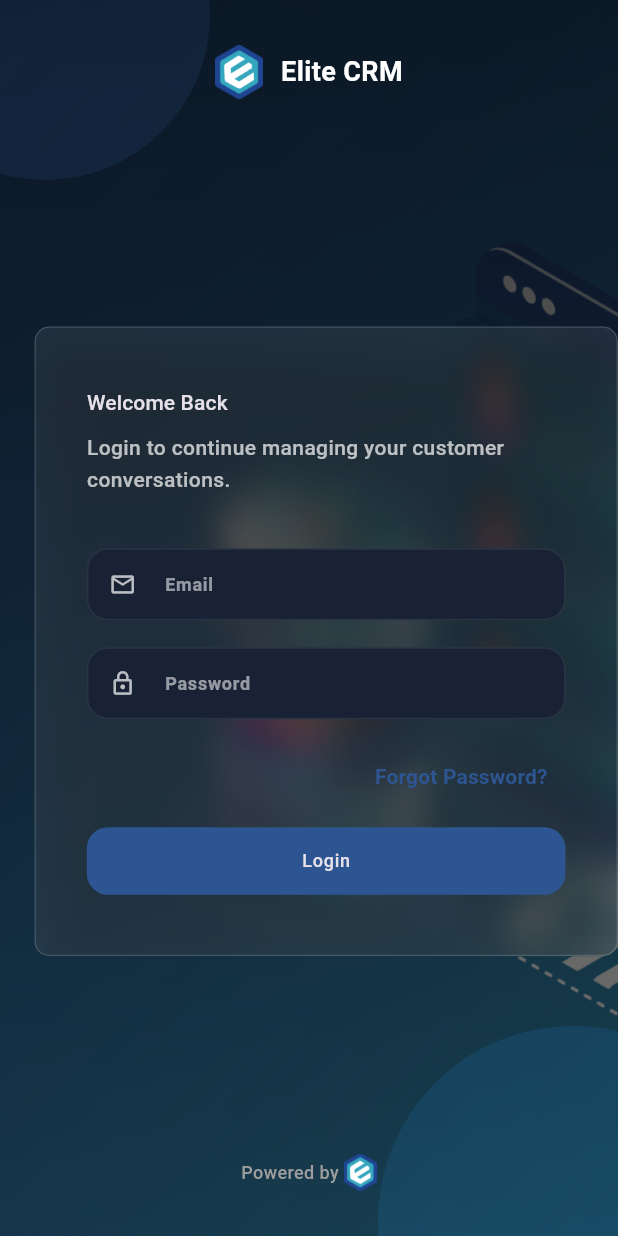
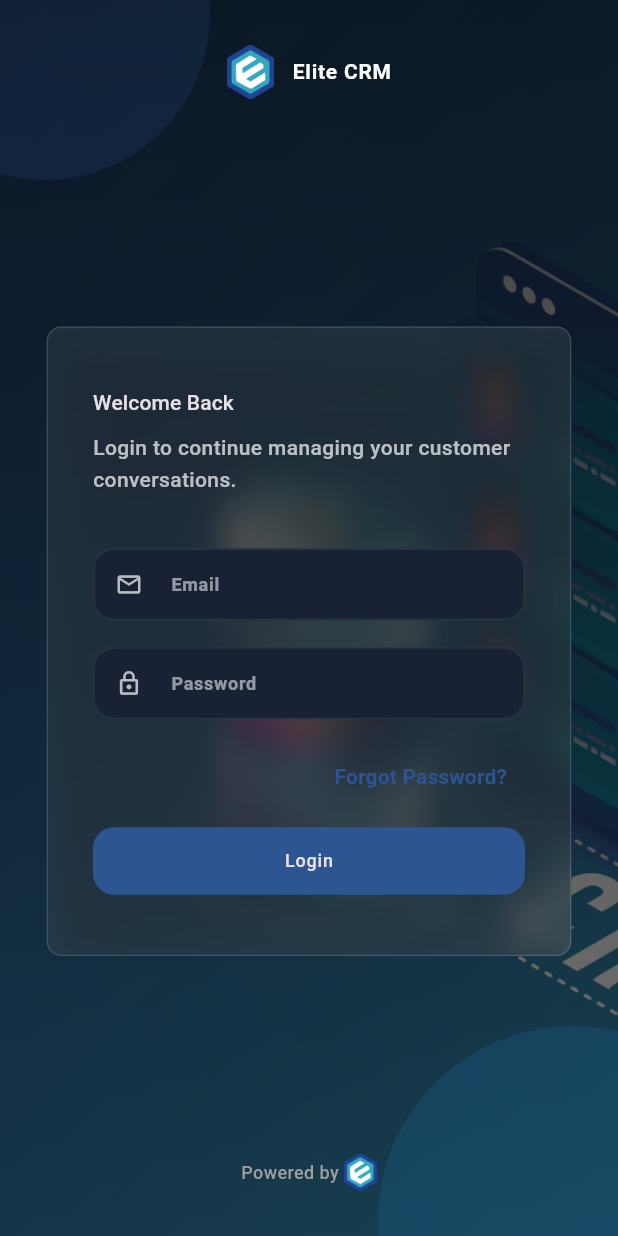
Before and after one commit to MubashirMunir/omni_channel, a Flutter app: the LoginView screen opened by its route, on a phone screen of 412 x 824 dp. Run offline on Flutter 3.47's test engine with Material 3 defaults, Android fonts, the phone set to English and light mode, and no system bars; our stand-ins replace awesome_notifications, connectivity_plus, dio, fl_chart, flutter_screenutil, get and 1 more; missing offline and left inert: dart:ui_web; accounts and stored records are empty.

Commit message:
responsive login

```diff
--- a/lib/views/login/view.dart
+++ b/lib/views/login/view.dart
@@ -9,11 +9,16 @@ import 'package:flutter/material.dart';
 import 'package:flutter_screenutil/flutter_screenutil.dart';
 import 'package:get/get.dart';
 
+import '../../responsive/sizes.dart';
+
 class LoginView extends StatelessWidget {
   const LoginView({super.key});
 
   @override
   Widget build(BuildContext context) {
+    var isMobile =Responsive.isMobile(context);
+    var isTab =Responsive.isTablet(context);
+    var isWeb =Responsive.isDesktop(context);
     return GetBuilder<LoginController>(
       init: LoginController(),
       builder: (ctrl) {
@@ -55,7 +60,7 @@ class LoginView extends StatelessWidget {
                 bottom: -120,
                 right: -100,
                 child: _blurCircle(
-                  size: 260,
+                  size:   260,
                   color: Colors.blue.withOpacity(0.12),
                 ),
               ),
@@ -66,7 +71,6 @@ class LoginView extends StatelessWidget {
                   children: [
                     Padding(
                       padding: const EdgeInsets.symmetric(
-                        horizontal: 40,
                         vertical: 30,
                       ),
                       child: Row(
@@ -74,13 +78,10 @@ class LoginView extends StatelessWidget {
                         children: [
                           Image.asset('assets/images/e.png', height: 36),
                           const SizedBox(width: 12),
-                          const Text(
+                           Text(
                             "Elite CRM",
-                            style: TextStyle(
-                              color: Colors.white,
-                              fontSize: 18,
-                              fontWeight: FontWeight.w600,
-                            ),
+                            style: Theme.of(context).textTheme.bodyLarge
+
                           ),
                         ],
                       ),
@@ -88,9 +89,10 @@ class LoginView extends StatelessWidget {
 
                     Expanded(
                       child: Align(
-                        alignment: Alignment.centerLeft,
-                        child: Padding(
-                          padding: EdgeInsets.only(left: 80.w),
+                        alignment:
+                        isMobile?
+                        Alignment.center:
+                        Alignment.centerLeft,
                         child: SingleChildScrollView(
                           child: ClipRRect(
                             borderRadius: BorderRadius.circular(
@@ -102,9 +104,9 @@ class LoginView extends StatelessWidget {
                                 sigmaY: 14,
                               ),
                               child: Container(
-                                  width: 460,
+                                width: isMobile? 350:isTab?400:isWeb ?400:0,
                                 padding: const EdgeInsets.symmetric(
-                                    horizontal: 34,
+                                  horizontal: 30,
                                   vertical: 40,
                                 ),
                                 decoration: BoxDecoration(
@@ -227,7 +229,6 @@ class LoginView extends StatelessWidget {
                         ),
                       ),
                     ),
-                    ),
 
                     /// Footer
                     Padding(
```
Also changed, not shown: pubspec.lock. Lines whose indentation alone changed are shown as unchanged.
